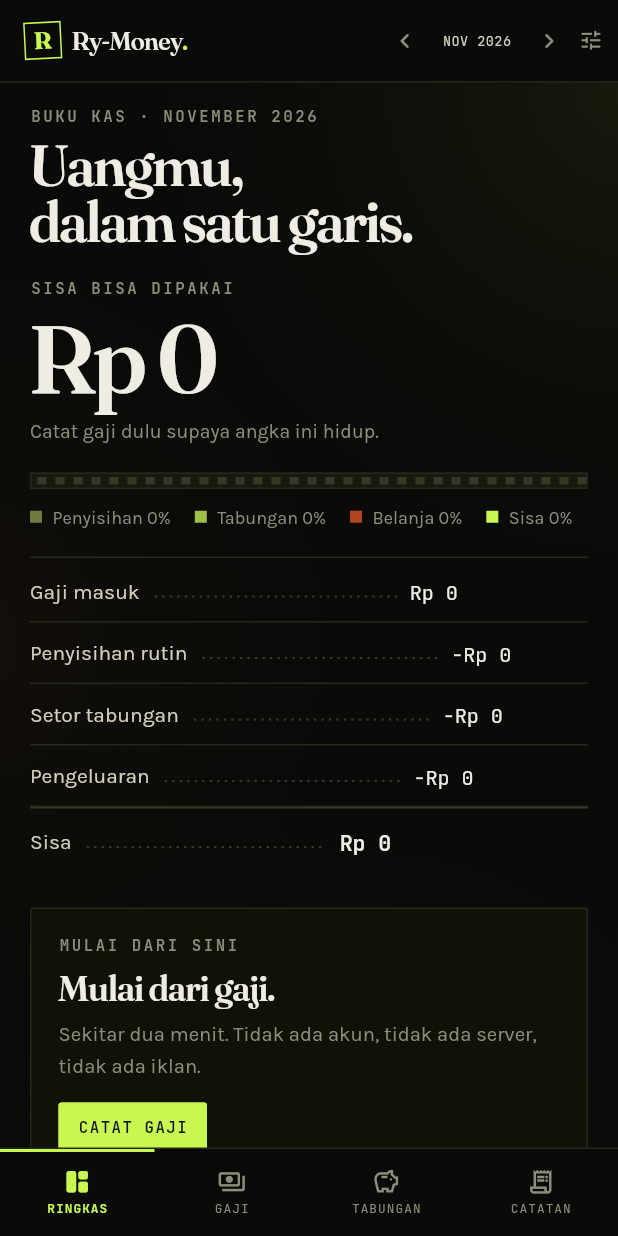
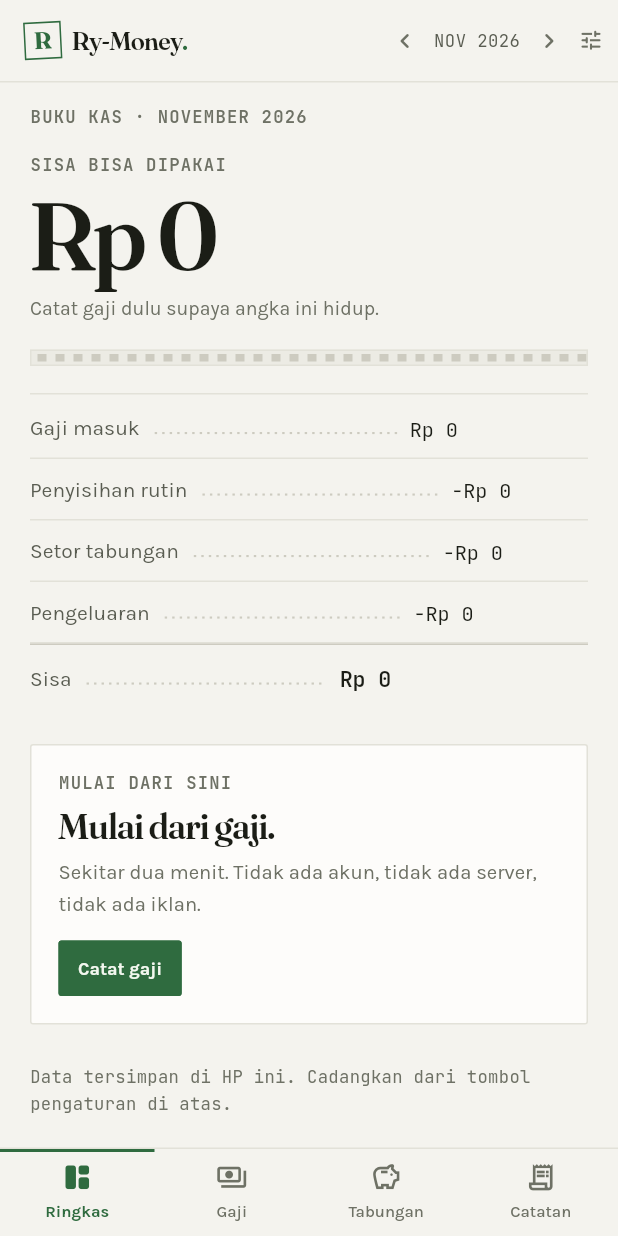
Before and after one commit to riseky8876/Ry-Money, a Flutter app: the screen it shows after launch, on a phone screen of 412 x 824 dp. Run offline on Flutter 3.47's test engine with Material 3 defaults, Android fonts, the phone set to English and light mode, and no system bars; our stand-ins replace shared_preferences.

Commit message:
Rombak total desain jadi terang dan tenang ala Celenganku

```diff
--- a/lib/main.dart
+++ b/lib/main.dart
@@ -17,10 +17,10 @@ void main() {
   SystemChrome.setSystemUIOverlayStyle(
     const SystemUiOverlayStyle(
       statusBarColor: Colors.transparent,
-      statusBarIconBrightness: Brightness.light,
-      statusBarBrightness: Brightness.dark,
+      statusBarIconBrightness: Brightness.dark,
+      statusBarBrightness: Brightness.light,
       systemNavigationBarColor: R.ink,
-      systemNavigationBarIconBrightness: Brightness.light,
+      systemNavigationBarIconBrightness: Brightness.dark,
     ),
   );
   runApp(RyApp(store: RyStore()..load()));
@@ -67,7 +67,6 @@ class _LoadingScreen extends StatelessWidget {
       backgroundColor: R.ink,
       body: Stack(
         children: <Widget>[
-          const Positioned.fill(child: Atmosphere()),
           Center(
             child: Column(
               mainAxisSize: MainAxisSize.min,
@@ -78,7 +77,7 @@ class _LoadingScreen extends StatelessWidget {
                 const SizedBox(height: 8),
                 Text(
                   'menyiapkan buku kas…',
-                  style: T.mono(10, color: R.muted, letter: 0.6),
+                  style: T.mono(12, color: R.muted, letter: 0.4),
                 ),
               ],
             ),
@@ -208,7 +207,7 @@ class _HomeShellState extends State<_HomeShell> {
                   monthShortLabel(store.state.month).toUpperCase(),
                   maxLines: 1,
                   overflow: TextOverflow.ellipsis,
-                  style: T.mono(9, color: R.paperDim, letter: 0.3),
+                  style: T.mono(11.5, color: R.paperDim, letter: 0.3),
                 ),
               ),
             ),
@@ -233,12 +232,7 @@ class _HomeShellState extends State<_HomeShell> {
           child: Container(height: 1, color: R.line),
         ),
       ),
-      body: Stack(
-        children: <Widget>[
-          const Positioned.fill(child: Atmosphere()),
-          IndexedStack(index: _index, children: screens),
-        ],
-      ),
+      body: IndexedStack(index: _index, children: screens),
       bottomNavigationBar: _TabBar(index: _index, onTap: _goTo),
     );
   }
@@ -412,17 +406,16 @@ class _TabItem extends StatelessWidget {
                 children: <Widget>[
                   Icon(
                     active ? spec.activeIcon : spec.icon,
-                    size: 19,
+                    size: 21,
                     color: active ? R.acid : R.muted,
                   ),
-                  const SizedBox(height: 3),
+                  const SizedBox(height: 4),
                   Text(
-                    spec.label.toUpperCase(),
-                    style: T.mono(
-                      8.5,
+                    spec.label,
+                    style: T.body(
+                      11,
                       color: active ? R.acid : R.muted,
-                      letter: 0.7,
-                      weight: active ? FontWeight.w600 : FontWeight.w400,
+                      weight: active ? FontWeight.w600 : FontWeight.w500,
                     ),
                   ),
                 ],
--- a/lib/screens/catatan.dart
+++ b/lib/screens/catatan.dart
@@ -171,7 +171,7 @@ class CatatanScreen extends StatelessWidget {
                           Text(
                             '${group.net < 0 ? '−' : '+'}${fmtRp(group.net.abs())}',
                             style: T.mono(
-                              10.5,
+                              11.5,
                               color: group.net < 0 ? R.muted : R.acid,
                               letter: -0.1,
                             ),
@@ -257,7 +257,7 @@ class _TxnRow extends StatelessWidget {
                 const SizedBox(height: 2),
                 Text(
                   txn.category.isEmpty ? 'Lainnya' : txn.category,
-                  style: T.body(11, color: R.muted),
+                  style: T.body(11.5, color: R.muted),
                 ),
               ],
             ),
--- a/lib/screens/gaji.dart
+++ b/lib/screens/gaji.dart
@@ -395,7 +395,7 @@ class _SalaryFormState extends State<_SalaryForm> {
               padding: const EdgeInsets.only(top: 9),
               child: Text(
                 'Dua tombol di atas bisa dimatikan kapan saja. Tabungan otomatis juga bisa diatur per target.',
-                style: T.body(11, color: R.muted, height: 1.45),
+                style: T.body(11.5, color: R.muted, height: 1.45),
               ),
             ),
         ],
--- a/lib/screens/ringkas.dart
+++ b/lib/screens/ringkas.dart
@@ -25,16 +25,6 @@ class RingkasScreen extends StatelessWidget {
     final planned = active.fold<double>(0, (sum, r) => sum + r.monthly);
     final inflow = totals.inflow;
     final over = totals.available < 0;
-    final whole = inflow > 0
-        ? ((totals.available < 0 ? 0 : totals.available) / inflow * 100)
-            .round()
-            .clamp(0, 100)
-        : 0;
-
-    double share(double value) {
-      if (inflow <= 0) return 0;
-      return (value / inflow * 100).clamp(0, 100).toDouble();
-    }
 
     final recent = state.txns
         .where((txn) => inMonth(txn.date, month))
@@ -64,12 +54,7 @@ class RingkasScreen extends StatelessWidget {
         crossAxisAlignment: CrossAxisAlignment.start,
         children: <Widget>[
           Eyebrow('Buku kas · ${monthLabel(month)}'),
-          const SizedBox(height: 8),
-          Text(
-            'Uangmu,\ndalam satu garis.',
-            style: T.display(38, height: 0.98, letter: -0.045),
-          ),
-          const SizedBox(height: 14),
+          const SizedBox(height: 12),
           Container(
             padding: const EdgeInsets.only(top: 6, bottom: 18),
             decoration: const BoxDecoration(
@@ -77,8 +62,6 @@ class RingkasScreen extends StatelessWidget {
             ),
             child: Column(
               crossAxisAlignment: CrossAxisAlignment.start,
-              children: <Widget>[
-                Stack(
               children: <Widget>[
                 Column(
                   crossAxisAlignment: CrossAxisAlignment.start,
@@ -93,14 +76,6 @@ class RingkasScreen extends StatelessWidget {
                     ),
                   ],
                 ),
-                    if (inflow > 0)
-                      Positioned(
-                        top: 0,
-                        right: 0,
-                        child: Stamp('$whole% utuh'),
-                      ),
-                  ],
-                ),
                 const SizedBox(height: 18),
                 SplitBar(
                   parts: <SplitPart>[
@@ -108,30 +83,6 @@ class RingkasScreen extends StatelessWidget {
                     SplitPart(R.save, totals.saved),
                     SplitPart(R.spend, totals.spent),
                     SplitPart(R.acid, totals.available < 0 ? 0 : totals.available),
-                  ],
-                ),
-                const SizedBox(height: 10),
-                Wrap(
-                  spacing: 16,
-                  runSpacing: 6,
-                  children: <Widget>[
-                    _LegendItem(
-                      color: R.olive,
-                      label: 'Penyisihan ${share(totals.allocated).round()}%',
-                    ),
-                    _LegendItem(
-                      color: R.save,
-                      label: 'Tabungan ${share(totals.saved).round()}%',
-                    ),
-                    _LegendItem(
-                      color: R.spend,
-                      label: 'Belanja ${share(totals.spent).round()}%',
-                    ),
-                    _LegendItem(
-                      color: R.acid,
-                      label: 'Sisa '
-                          '${share(totals.available < 0 ? 0 : totals.available).round()}%',
-                    ),
                   ],
                 ),
               ],
@@ -217,12 +168,12 @@ class RingkasScreen extends StatelessWidget {
                       children: <Widget>[
                         Text(
                           '${fmtRp(goal.saved)} / ${fmtRp(goal.target)}',
-                          style: T.mono(10.5, color: R.muted, letter: -0.1),
+                          style: T.mono(11.5, color: R.muted, letter: -0.1),
                         ),
                         const Spacer(),
                         Text(
                           etaLabel(goal.daysLeft),
-                          style: T.mono(10.5, color: R.muted, letter: -0.1),
+                          style: T.mono(11.5, color: R.muted, letter: -0.1),
                         ),
                       ],
                     ),
@@ -251,29 +202,10 @@ class RingkasScreen extends StatelessWidget {
           const SizedBox(height: 26),
           Text(
             'Data tersimpan di HP ini. Cadangkan dari tombol pengaturan di atas.',
-            style: T.mono(9.5, color: R.muted, height: 1.6, letter: 0.2),
+            style: T.mono(11.5, color: R.muted, height: 1.6, letter: 0.2),
           ),
         ],
       ),
-    );
-  }
-}
-
-class _LegendItem extends StatelessWidget {
-  const _LegendItem({required this.color, required this.label});
-
-  final Color color;
-  final String label;
-
-  @override
-  Widget build(BuildContext context) {
-    return Row(
-      mainAxisSize: MainAxisSize.min,
-      children: <Widget>[
-        Container(width: 8, height: 8, color: color),
-        const SizedBox(width: 7),
-        Text(label, style: T.body(12, color: R.muted)),
-      ],
     );
   }
 }
--- a/lib/screens/tabungan.dart
+++ b/lib/screens/tabungan.dart
@@ -112,7 +112,7 @@ class TabunganScreen extends StatelessWidget {
                   const SizedBox(height: 10),
                   Text(
                     '${fmtRp(monthlyAuto)} per bulan dipotong otomatis dari gaji.',
-                    style: T.mono(10, color: R.muted, height: 1.5),
+                    style: T.mono(11.5, color: R.muted, height: 1.5),
                   ),
                 ],
               ],
@@ -242,14 +242,14 @@ class _GoalCard extends StatelessWidget {
           const SizedBox(height: 9),
           Text(
             'Rencana ${fmtRp(goal.planAmount)} ${goal.rhythmLabel}',
-            style: T.mono(10, color: R.muted, height: 1.5, letter: -0.1),
+            style: T.mono(11.5, color: R.muted, height: 1.5, letter: -0.1),
           ),
           const SizedBox(height: 2),
           Text(
             goal.done
                 ? 'target tercapai'
                 : '${fmtRp(goal.remaining)} lagi · ${etaLabel(goal.daysLeft)}',
-            style: T.mono(10, color: R.muted, height: 1.5, letter: -0.1),
+            style: T.mono(11.5, color: R.muted, height: 1.5, letter: -0.1),
           ),
           const SizedBox(height: 12),
           ToggleRow(
--- a/lib/sheets.dart
+++ b/lib/sheets.dart
@@ -811,7 +811,7 @@ class _SettingsBody extends StatelessWidget {
               child: SingleChildScrollView(
                 child: SelectableText(
                   json,
-                  style: T.mono(10, color: R.paperDim, height: 1.5),
+                  style: T.mono(11.5, color: R.paperDim, height: 1.5),
                 ),
               ),
             ),
@@ -906,7 +906,7 @@ class _SettingsBody extends StatelessWidget {
         const SizedBox(height: 18),
         Text(
           'Ry-Money · data lokal, tanpa iklan, tanpa internet.',
-          style: T.mono(10, color: R.muted, letter: 0.4),
+          style: T.mono(11.5, color: R.muted, letter: 0.4),
         ),
       ],
     );
@@ -947,11 +947,11 @@ Future<String?> _showRestoreDialog(BuildContext context, RyStore store) {
                       maxLines: null,
                       expands: true,
                       textAlignVertical: TextAlignVertical.top,
-                      style: T.mono(10.5, height: 1.5),
+                      style: T.mono(12, height: 1.5),
                       cursorColor: R.acid,
                       decoration: InputDecoration(
                         hintText: '{"version":2, …}',
-                        hintStyle: T.mono(10.5, color: R.muted),
+                        hintStyle: T.mono(12, color: R.muted),
                         filled: true,
                         fillColor: R.ink3,
                         contentPadding: const EdgeInsets.all(10),
--- a/lib/theme.dart
+++ b/lib/theme.dart
@@ -1,4 +1,10 @@
-// Token desain: tinta hangat, kertas, satu aksen hijau asam.
+// Token desain — arah "Nordic calm": kertas terang, netral hangat,
+// satu aksen hijau tenang, dan ruang kosong yang lega.
+//
+// Catatan penting: nama token dipertahankan agar seluruh pemakaian di
+// layar tetap valid, tapi maknanya sudah dibalik untuk tema terang —
+//   `ink*`  = permukaan (latar)
+//   `paper` = teks utama
 
 import 'dart:ui' show FontFeature;
 
@@ -7,19 +13,24 @@ import 'package:flutter/material.dart';
 class R {
   R._();
 
-  static const ink = Color(0xFF0A0B08);
-  static const ink2 = Color(0xFF101208);
-  static const ink3 = Color(0xFF171A10);
-  static const line = Color(0xFF24281B);
-  static const line2 = Color(0xFF333827);
-  static const paper = Color(0xFFEFEDE3);
-  static const paperDim = Color(0xFFCFCEBE);
-  static const muted = Color(0xFF8C8E7C);
-  static const acid = Color(0xFFC8F751);
-  static const acidInk = Color(0xFF10130A);
-  static const rust = Color(0xFFFF6A3D);
-  static const olive = Color(0xFF6F7C3E);
-  static const save = Color(0xFF9FBF48);
+  // Permukaan.
+  static const ink = Color(0xFFF4F3EE);
+  static const ink2 = Color(0xFFFDFCFA);
+  static const ink3 = Color(0xFFECEBE4);
+  static const line = Color(0xFFE2E1D8);
+  static const line2 = Color(0xFFCDCBC0);
+
+  // Teks.
+  static const paper = Color(0xFF1B1D16);
+  static const paperDim = Color(0xFF5A5D52);
+  static const muted = Color(0xFF6E7165);
+
+  // Aksen tunggal — hijau tenang, bukan hijau asam.
+  static const acid = Color(0xFF2F6B3F);
+  static const acidInk = Color(0xFFF3F7EF);
+  static const rust = Color(0xFFBE4318);
+  static const olive = Color(0xFFA88A2E);
+  static const save = Color(0xFF4E8C3F);
   static const spend = Color(0xFFB2451F);
 }
 
@@ -86,44 +97,45 @@ class T {
     );
   }
 
+  /// Label seksi. Sengaja tidak teriak: huruf kecil, tracking ringan.
   static TextStyle eyebrow({Color color = R.muted}) => mono(
-        10.5,
+        11.5,
         color: color,
-        letter: 1.7,
+        letter: 0.8,
         height: 1.2,
         weight: FontWeight.w600,
       );
 }
 
 ThemeData ryTheme() {
-  final base = ThemeData(brightness: Brightness.dark, useMaterial3: true);
+  final base = ThemeData(brightness: Brightness.light, useMaterial3: true);
   return base.copyWith(
     scaffoldBackgroundColor: R.ink,
     canvasColor: R.ink,
-    colorScheme: const ColorScheme.dark(
+    colorScheme: const ColorScheme.light(
       primary: R.acid,
       onPrimary: R.acidInk,
       secondary: R.rust,
-      onSecondary: R.ink,
+      onSecondary: R.acidInk,
       surface: R.ink2,
       onSurface: R.paper,
       error: R.rust,
-      onError: R.ink,
+      onError: R.acidInk,
     ),
-    splashColor: R.acid.withAlpha(20),
+    splashColor: R.acid.withAlpha(26),
     highlightColor: Colors.transparent,
     textSelectionTheme: const TextSelectionThemeData(
       cursorColor: R.acid,
-      selectionColor: Color(0x55C8F751),
+      selectionColor: Color(0x332F6B3F),
       selectionHandleColor: R.acid,
     ),
     snackBarTheme: const SnackBarThemeData(
-      backgroundColor: R.acid,
+      backgroundColor: R.paper,
       contentTextStyle: TextStyle(
         fontFamily: T.bodyFamily,
         fontSize: 13.5,
         fontWeight: FontWeight.w600,
-        color: R.acidInk,
+        color: R.ink,
       ),
     ),
   );
--- a/lib/widgets.dart
+++ b/lib/widgets.dart
@@ -5,58 +5,6 @@ import 'package:flutter/services.dart';
 
 import 'format.dart';
 import 'theme.dart';
-
-/* ---------- latar ---------- */
-
-class Atmosphere extends StatelessWidget {
-  const Atmosphere({super.key});
-
-  @override
-  Widget build(BuildContext context) {
-    return IgnorePointer(
-      child: Stack(
-        children: <Widget>[
-          Positioned.fill(
-            child: DecoratedBox(
-              decoration: BoxDecoration(
-                gradient: RadialGradient(
-                  center: const Alignment(1.05, -1.0),
-                  radius: 1.15,
-                  colors: <Color>[R.acid.withAlpha(18), Colors.transparent],
-                  stops: const <double>[0.0, 0.75],
-                ),
-              ),
-            ),
-          ),
-          Positioned.fill(
-            child: DecoratedBox(
-              decoration: BoxDecoration(
-                gradient: RadialGradient(
-                  center: const Alignment(-1.15, 0.05),
-                  radius: 1.0,
-                  colors: <Color>[R.rust.withAlpha(11), Colors.transparent],
-                  stops: const <double>[0.0, 0.7],
-                ),
-              ),
-            ),
-          ),
-          Positioned.fill(
-            child: DecoratedBox(
-              decoration: BoxDecoration(
-                gradient: RadialGradient(
-                  center: const Alignment(0.1, 1.25),
-                  radius: 1.1,
-                  colors: <Color>[R.olive.withAlpha(16), Colors.transparent],
-                  stops: const <double>[0.0, 0.8],
-                ),
-              ),
-            ),
-          ),
-        ],
-      ),
-    );
-  }
-}
 
 /* ---------- teks ---------- */
 
@@ -91,8 +39,8 @@ class TextLink extends StatelessWidget {
         child: Padding(
           padding: const EdgeInsets.symmetric(horizontal: 6, vertical: 6),
           child: Text(
-            label.toUpperCase(),
-            style: T.mono(10.5, color: R.acid, weight: FontWeight.w600, letter: 1.2),
+            label,
+            style: T.body(13, color: R.acid, weight: FontWeight.w600),
           ),
         ),
       ),
@@ -153,7 +101,7 @@ class Stamp extends StatelessWidget {
         decoration: BoxDecoration(border: Border.all(color: color.withAlpha(120))),
         child: Text(
           text.toUpperCase(),
-          style: T.mono(9.5, color: color, weight: FontWeight.w600, letter: 1.5),
+          style: T.mono(11, color: color, weight: FontWeight.w600, letter: 0.8),
         ),
       ),
     );
@@ -442,12 +390,11 @@ class RyButton extends StatelessWidget {
           Icon(icon, size: small ? 15 : 17, color: foreground),
         if (busy || icon != null) const SizedBox(width: 7),
         Text(
-          label.toUpperCase(),
-          style: T.mono(
-            small ? 10.5 : 12,
+          label,
+          style: T.body(
+            small ? 12 : 13.5,
             color: foreground,
             weight: FontWeight.w600,
-            letter: 1.0,
           ),
         ),
       ],
@@ -590,7 +537,7 @@ class RyField extends StatelessWidget {
       children: <Widget>[
         Text(
           label.toUpperCase(),
-          style: T.mono(9.5, color: R.muted, weight: FontWeight.w600, letter: 1.4),
+          style: T.mono(11.5, color: R.muted, weight: FontWeight.w600, letter: 0.4),
         ),
         const SizedBox(height: 6),
         child,
@@ -768,7 +715,7 @@ class RyDateField extends StatelessWidget {
       builder: (ctx, child) {
         return Theme(
           data: Theme.of(ctx).copyWith(
-            colorScheme: const ColorScheme.dark(
+            colorScheme: const ColorScheme.light(
               primary: R.acid,
               onPrimary: R.acidInk,
               surface: R.ink2,
@@ -894,7 +841,7 @@ class MoneyChip extends StatelessWidget {
           ),
           child: Text(
             label,
-            style: T.mono(10.5, color: R.paperDim, letter: 0.3),
+            style: T.mono(12, color: R.paperDim, letter: 0.2),
           ),
         ),
       ),
@@ -1067,7 +1014,7 @@ class InfoLine extends StatelessWidget {
       ),
       child: Text(
         text,
-        style: T.mono(10.5, color: R.acid, height: 1.5, letter: -0.1),
+        style: T.mono(12, color: R.acid, height: 1.5, letter: -0.1),
       ),
     );
   }
```
Lines whose indentation alone changed are shown as unchanged.
